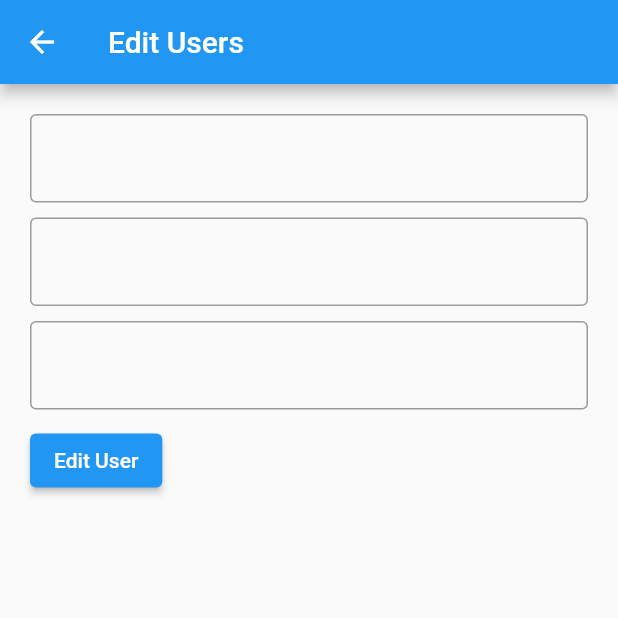
After one commit to TahsinulAmir/Firebase-Flutter, a Flutter app: the EditUsers screen opened directly, on a phone screen of 412 x 824 dp, the top half of it. The commit adds this screen. Run offline on Flutter 3.47's test engine with Material 2 defaults, Android fonts, the phone set to English and light mode, and no system bars; our stand-ins replace cloud_firestore, firebase_core; accounts and stored records are empty.

Commit message:
Edit Data: add edit_users.dart & add onTap in widget ListTile in users_scree.dart

```diff
--- /dev/null
+++ b/lib/screen/edit_users.dart
@@ -0,0 +1,56 @@
+import 'package:firebaseflutter/provider/users.dart';
+import 'package:flutter/material.dart';
+import 'package:provider/provider.dart';
+
+class EditUsers extends StatelessWidget {
+  const EditUsers({super.key});
+
+  @override
+  Widget build(BuildContext context) {
+    Users users = Provider.of<Users>(context);
+    return Scaffold(
+      appBar: AppBar(
+        title: Text("Edit Users"),
+      ),
+      body: Padding(
+        padding: const EdgeInsets.all(20.0),
+        child: Column(
+          crossAxisAlignment: CrossAxisAlignment.start,
+          children: [
+            TextField(
+              controller: users.firstnameCtrl,
+              decoration: InputDecoration(
+                border: OutlineInputBorder(),
+              ),
+            ),
+            SizedBox(
+              height: 10,
+            ),
+            TextField(
+              controller: users.lastnameCtrl,
+              decoration: InputDecoration(
+                border: OutlineInputBorder(),
+              ),
+            ),
+            SizedBox(
+              height: 10,
+            ),
+            TextField(
+              controller: users.ageCtrl,
+              decoration: InputDecoration(
+                border: OutlineInputBorder(),
+              ),
+            ),
+            SizedBox(
+              height: 10,
+            ),
+            ElevatedButton(
+              onPressed: () {},
+              child: Text('Edit User'),
+            ),
+          ],
+        ),
+      ),
+    );
+  }
+}
--- a/lib/screen/users_screen.dart
+++ b/lib/screen/users_screen.dart
@@ -1,6 +1,7 @@
 import 'package:cloud_firestore/cloud_firestore.dart';
 import 'package:firebaseflutter/provider/users.dart';
 import 'package:firebaseflutter/screen/add_users.dart';
+import 'package:firebaseflutter/screen/edit_users.dart';
 import 'package:flutter/material.dart';
 import 'package:provider/provider.dart';
 
@@ -38,6 +39,17 @@ class UserScreen extends StatelessWidget {
               itemBuilder: (context, index) {
                 final user = data[index].data() as Map<String, dynamic>;
                 return ListTile(
+                  onTap: () {
+                    Navigator.push(
+                      context,
+                      MaterialPageRoute(
+                        builder: (context) => ChangeNotifierProvider(
+                          create: (context) => Users(),
+                          child: EditUsers(),
+                        ),
+                      ),
+                    );
+                  },
                   title: Text('${user['firstname']} ${user['lastname']}'),
                   subtitle: Text("Age : ${user['age']}"),
                 );
```
